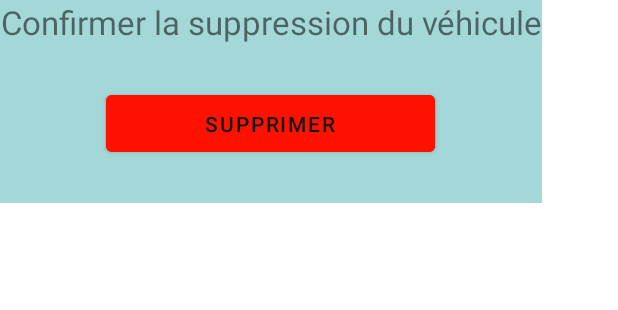
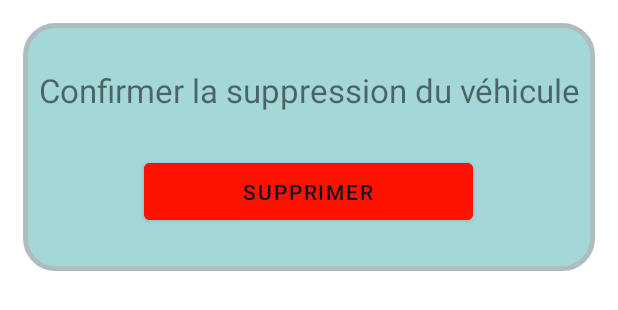
Before and after one commit to Bedjes-Studio/SAMM, an Android app: the layout delete_vehicles.xml on its own in the app's theme, with its tools: preview values and no code run, on a phone screen of 412 x 824 dp. Shown: the top 310 px of the screen. Run offline under Robolectric (Android 15) with nearby library versions, the phone set to English and light mode, and no system bars.

Commit message:
Pop up arrondies

```diff
--- /dev/null
+++ b/app/src/main/res/drawable/popup_bg.xml
@@ -0,0 +1,8 @@
+<?xml version="1.0" encoding="utf-8"?>
+<shape xmlns:android="http://schemas.android.com/apk/res/android">
+    <solid android:color="@color/purple"/>
+    <stroke android:width="3dp" android:color="#B1BCBE" />
+    <corners android:radius="20dp"/>
+    <padding android:left="0dp" android:top="0dp" android:right="0dp" android:bottom="0dp" />
+
+</shape>
--- a/app/src/main/res/layout/delete_vehicles.xml
+++ b/app/src/main/res/layout/delete_vehicles.xml
@@ -3,7 +3,8 @@
     android:layout_width="wrap_content"
     android:layout_height="wrap_content"
     xmlns:app="http://schemas.android.com/apk/res-auto"
-    android:background="@color/purple">
+    android:background="@drawable/popup_bg"
+    android:layout_margin="15dp">
 
     <TextView
         android:id="@+id/text"
@@ -13,6 +14,10 @@
         android:layout_marginTop="30dp"
         android:layout_marginEnd="30dp"
         android:layout_marginBottom="30dp"
+        app:layout_constraintTop_toTopOf="parent"
+        app:layout_constraintEnd_toEndOf="parent"
+        app:layout_constraintHorizontal_bias="0.497"
+        app:layout_constraintStart_toStartOf="parent"
         android:text="Confirmer la suppression du véhicule"
         android:textAlignment="center"
         android:textSize="22sp" />
--- a/app/src/main/res/layout/info_vehicles.xml
+++ b/app/src/main/res/layout/info_vehicles.xml
@@ -3,7 +3,8 @@
     android:layout_width="wrap_content"
     android:layout_height="wrap_content"
     xmlns:app="http://schemas.android.com/apk/res-auto"
-    android:background="@color/purple">
+    android:background="@drawable/popup_bg"
+    android:layout_margin="15dp">
 
     <TextView
         android:layout_width="wrap_content"
```
